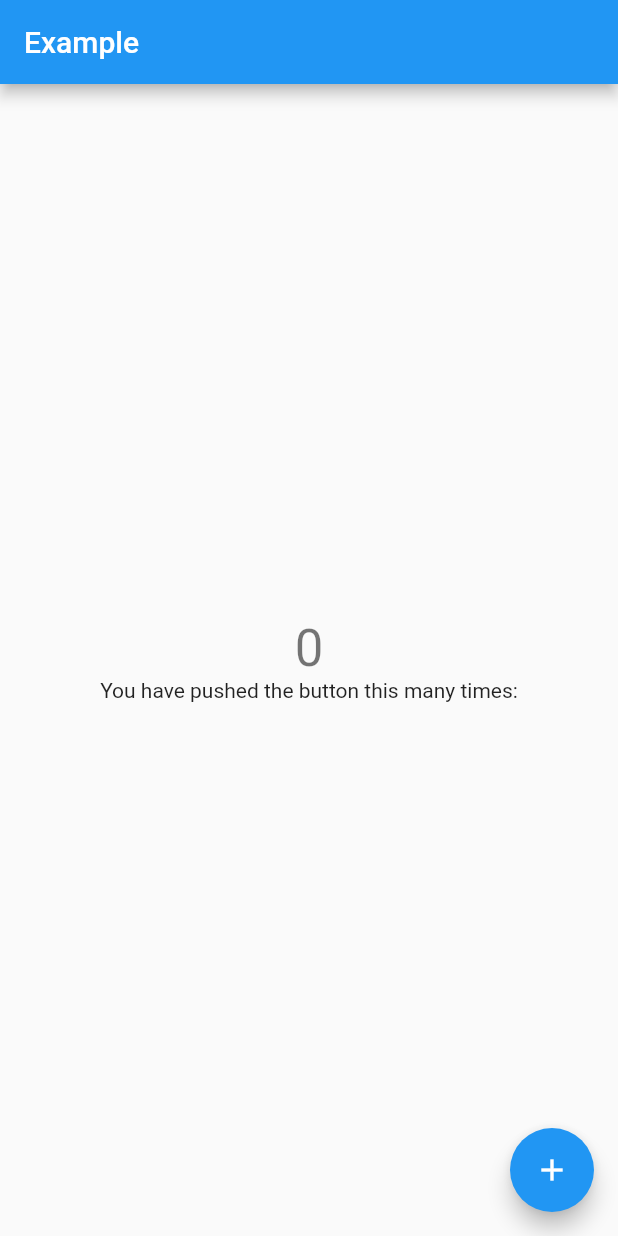
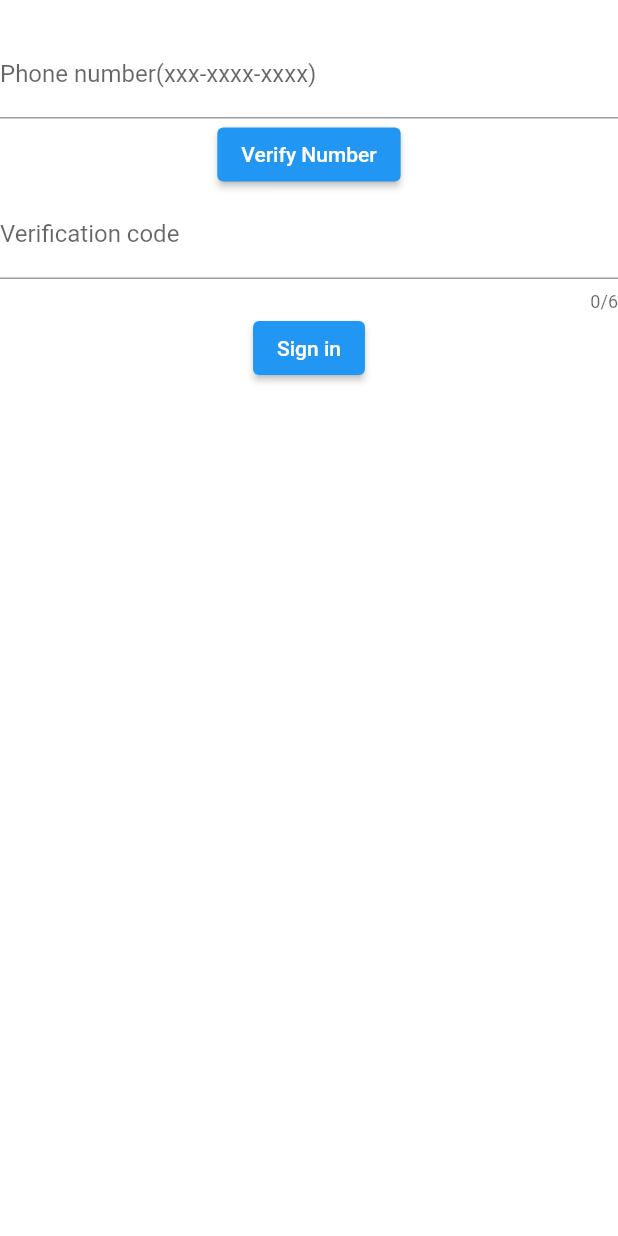
Before and after one commit to today-house/clone-coding, a Flutter app: the screen it shows after launch, on a phone screen of 412 x 824 dp. Run offline on Flutter 3.47's test engine with Material 2 defaults, Android fonts, the light colour scheme and no system bars; our stand-ins replace firebase_auth, firebase_core, logger; accounts and stored records are empty.

Commit message:
feat: sms 인증

```diff
--- /dev/null
+++ b/lib/infra/constants/collection.dart
@@ -0,0 +1,6 @@
+
+class Collection {
+  static const users = 'users';
+  static const chatRoom = 'chat-room';
+  static const messages = 'messages';
+}
--- /dev/null
+++ b/lib/infra/helpers/logger.dart
@@ -0,0 +1,12 @@
+import 'package:logger/logger.dart';
+
+var log = Logger(
+  printer: PrettyPrinter(
+      methodCount: 2, // number of method calls to be displayed
+      errorMethodCount: 8, // number of method calls if stacktrace is provided
+      lineLength: 120, // width of the output
+      colors: true, // Colorful log messages
+      printEmojis: true, // Print an emoji for each log message
+      printTime: false // Should each log print contain a timestamp
+  ),
+);
--- a/lib/main.dart
+++ b/lib/main.dart
@@ -1,23 +1,20 @@
 // ignore_for_file: public_member_api_docs, lines_longer_than_80_chars
+import 'package:firebase_auth/firebase_auth.dart';
+import 'package:firebase_core/firebase_core.dart';
 import 'package:flutter/material.dart';
 import 'package:provider/provider.dart';
-import 'package:today_house/state/sample/counter.dart';
+import 'package:today_house/provider/auth/auth_provider.dart';
+import 'package:today_house/screen/login/login_screen.dart';
+import 'package:today_house/screen/sample/sample_screen.dart';
 
 import 'router.dart';
 
 /// This is a reimplementation of the default Flutter application using provider + [ChangeNotifier].
 
-void main() {
-  runApp(
-    /// Providers are above [MyApp] instead of inside it, so that tests
-    /// can use [MyApp] while mocking the providers
-    MultiProvider(
-      providers: [
-        ChangeNotifierProvider(create: (_) => Counter()),
-      ],
-      child: const MyApp(),
-    ),
-  );
+Future<void> main() async {
+  WidgetsFlutterBinding.ensureInitialized();
+  await Firebase.initializeApp();
+  runApp(const MyApp());
 }
 
 class MyApp extends StatelessWidget {
@@ -25,9 +22,36 @@ class MyApp extends StatelessWidget {
 
   @override
   Widget build(BuildContext context) {
-    return MaterialApp(
-      initialRoute: '/',
-      routes: routes,
+    // context.read<AuthProvider>().
+    return MultiProvider(
+      providers: [
+        Provider<AuthProvider>(
+          create: (_) => AuthProvider(FirebaseAuth.instance),
+        ),
+        StreamProvider<User?>(
+          create: (context) => context.read<AuthProvider>().authState,
+          initialData: null,
+        ),
+      ],
+      child: MaterialApp(
+        // initialRoute: '/',
+        home: const Authenticate(),
+        routes: routes,
+      ),
     );
   }
 }
+
+class Authenticate extends StatelessWidget {
+  const Authenticate({Key? key}) : super(key: key);
+
+  @override
+  Widget build(BuildContext context) {
+    final firebaseUser = context.watch<User?>();
+
+    if (firebaseUser != null) {
+      return const SampleScreen();
+    }
+    return const LoginScreen();
+  }
+}
--- a/lib/router.dart
+++ b/lib/router.dart
@@ -1,5 +1,5 @@
-import 'package:today_house/screen/sample/sapmle_screen.dart';
+import 'package:today_house/screen/sample/sample_screen.dart';
 
 final routes = {
-  '/': (context) => const SamplePage(),
+  '/': (context) => const SampleScreen(),
 };
--- /dev/null
+++ b/lib/screen/login/login_screen.dart
@@ -0,0 +1,57 @@
+import 'package:flutter/material.dart';
+import 'package:today_house/infra/helpers/logger.dart';
+import 'package:today_house/provider/auth/auth_provider.dart';
+import 'package:provider/provider.dart';
+
+class LoginScreen extends StatefulWidget {
+  const LoginScreen({Key? key}) : super(key: key);
+
+  @override
+  State<LoginScreen> createState() => _LoginScreenState();
+}
+
+class _LoginScreenState extends State<LoginScreen> {
+  final _dialCode = '+82';
+  final _phoneNumberController = TextEditingController();
+  final _smsController = TextEditingController();
+
+  @override
+  Widget build(BuildContext context) {
+    return _phoneTab(context);
+  }
+
+  Widget _phoneTab(BuildContext context) {
+    return Column(
+      children: [
+        const SizedBox(
+          height: 20.0,
+        ),
+        TextFormField(
+          keyboardType: TextInputType.phone,
+          controller: _phoneNumberController,
+          decoration: const InputDecoration(labelText: 'Phone number(xxx-xxxx-xxxx)'),
+        ),
+        ElevatedButton(
+          child: const Text('Verify Number'),
+          onPressed: () {
+            log.i('📞 $_dialCode ${_phoneNumberController.text.trim()}');
+            context.read<AuthProvider>().verifyPhoneNumber(_dialCode, _phoneNumberController.text.trim());
+          },
+        ),
+        TextFormField(
+          keyboardType: TextInputType.phone,
+          controller: _smsController,
+          maxLength: 6,
+          decoration: const InputDecoration(labelText: 'Verification code'),
+        ),
+        ElevatedButton(
+          child: const Text('Sign in'),
+          onPressed: () {
+            context.read<AuthProvider>().signInWithPhoneNumber(_smsController.text.trim());
+          },
+        ),
+      ],
+    );
+  }
+
+}
--- a/lib/screen/sample/sapmle_screen.dart
+++ /dev/null
@@ -1,55 +0,0 @@
-
-import 'package:flutter/material.dart';
-import 'package:provider/provider.dart';
-import 'package:today_house/state/sample/counter.dart';
-
-class SamplePage extends StatelessWidget {
-  const SamplePage({Key? key}) : super(key: key);
-
-  @override
-  Widget build(BuildContext context) {
-    return Scaffold(
-      appBar: AppBar(
-        title: const Text('Example'),
-      ),
-      body: Center(
-        child: Column(
-          mainAxisSize: MainAxisSize.min,
-          mainAxisAlignment: MainAxisAlignment.center,
-          children: const <Widget>[
-            Count(),
-            /// Extracted as a separate widget for performance optimization.
-            /// As a separate widget, it will rebuild independently from [MyHomePage].
-            ///
-            /// This is totally optional (and rarely needed).
-            /// Similarly, we could also use [Consumer] or [Selector].
-            Text('You have pushed the button this many times:'),
-          ],
-        ),
-      ),
-      floatingActionButton: FloatingActionButton(
-        key: const Key('increment_floatingActionButton'),
-
-        /// Calls `context.read` instead of `context.watch` so that it does not rebuild
-        /// when [Counter] changes.
-        onPressed: () => context.read<Counter>().increment(),
-        tooltip: 'Increment',
-        child: const Icon(Icons.add),
-      ),
-    );
-  }
-}
-/// 숫자 텍스트 위젯
-class Count extends StatelessWidget {
-  const Count({Key? key}) : super(key: key);
-
-  @override
-  Widget build(BuildContext context) {
-    return Text(
-      /// Calls `context.watch` to make [Count] rebuild when [Counter] changes.
-        '${context.select<Counter, int>((c) => c.count)}', // 단일 변수만 감시 (성능상 좋음)
-        // '${context.watch<Counter>().count}', // Counter 안에 있는 모든 변수 감시
-        key: const Key('counterState'),
-        style: Theme.of(context).textTheme.headline4);
-  }
-}
--- a/lib/state/sample/counter.dart
+++ /dev/null
@@ -1,21 +0,0 @@
-import 'package:flutter/foundation.dart';
-
-/// Mix-in [DiagnosticableTreeMixin] to have access to [debugFillProperties] for the devtool
-// ignore: prefer_mixin
-class Counter with ChangeNotifier {
-  int _count = 0;
-
-  int get count => _count;
-
-  void increment() {
-    _count++;
-    notifyListeners();
-  }
-
-  // /// Makes `Counter` readable inside the devtools by listing all of its properties
-  // @override
-  // void debugFillProperties(DiagnosticPropertiesBuilder properties) {
-  //   super.debugFillProperties(properties);
-  //   properties.add(IntProperty('count', count));
-  // }
-}
--- a/pubspec.yaml
+++ b/pubspec.yaml
@@ -12,6 +12,9 @@ dependencies:
     sdk: flutter
   cupertino_icons: ^1.0.2
   provider: ^6.0.2
+  firebase_auth: ^3.3.9
+  firebase_core: ^1.13.1
+  logger: ^1.1.0
 
 dev_dependencies:
   flutter_test:
```
Also changed, not shown: lib/infra/components/logo_graphic_header.dart (added, +25 -0 lines), lib/infra/constants/app_themes.dart (added, +14 -0 lines), lib/infra/constants/globals.dart (added, +24 -0 lines), lib/infra/helpers/utilities.dart (added, +18 -0 lines), lib/provider/auth/auth_provider.dart (added, +67 -0 lines), lib/provider/sample/counter.dart (added, +21 -0 lines), lib/screen/sample/sample_screen.dart (added, +31 -0 lines), lib/widget/widget.dart (deleted).
